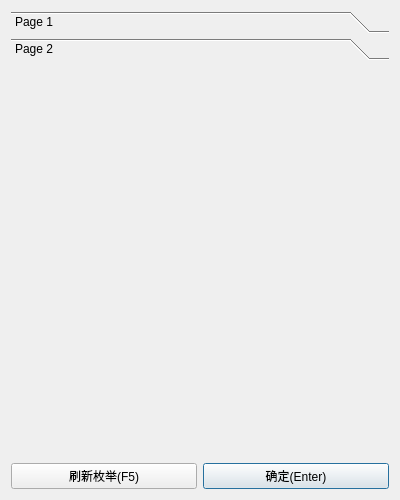
Above: src/enum_writer_list.ui from ma6254/QDAP before the change. Below: the same form after it.
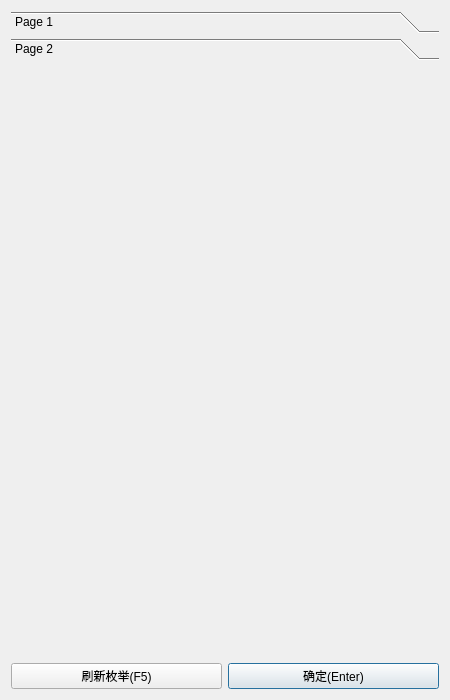
That is the form after the change.

Commit message: fix dap bulk devices enum

```diff
--- a/src/enum_writer_list.ui
+++ b/src/enum_writer_list.ui
@@ -6,8 +6,8 @@
    <rect>
     <x>0</x>
     <y>0</y>
-    <width>400</width>
-    <height>500</height>
+    <width>450</width>
+    <height>700</height>
    </rect>
   </property>
   <property name="windowTitle">
@@ -60,8 +60,8 @@
        <rect>
         <x>0</x>
         <y>0</y>
-        <width>382</width>
-        <height>397</height>
+        <width>432</width>
+        <height>597</height>
        </rect>
       </property>
       <attribute name="label">
```
Left out of the diff: 2 changed lines with no effect on the pictures. The commit also changes 7 other files.
